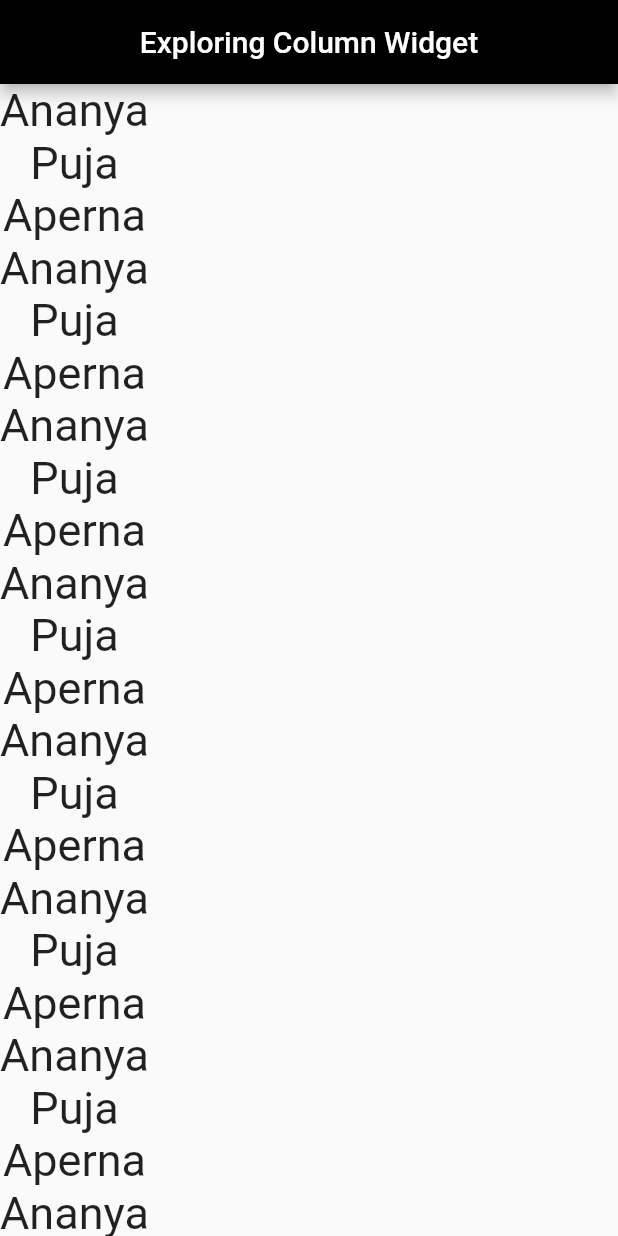
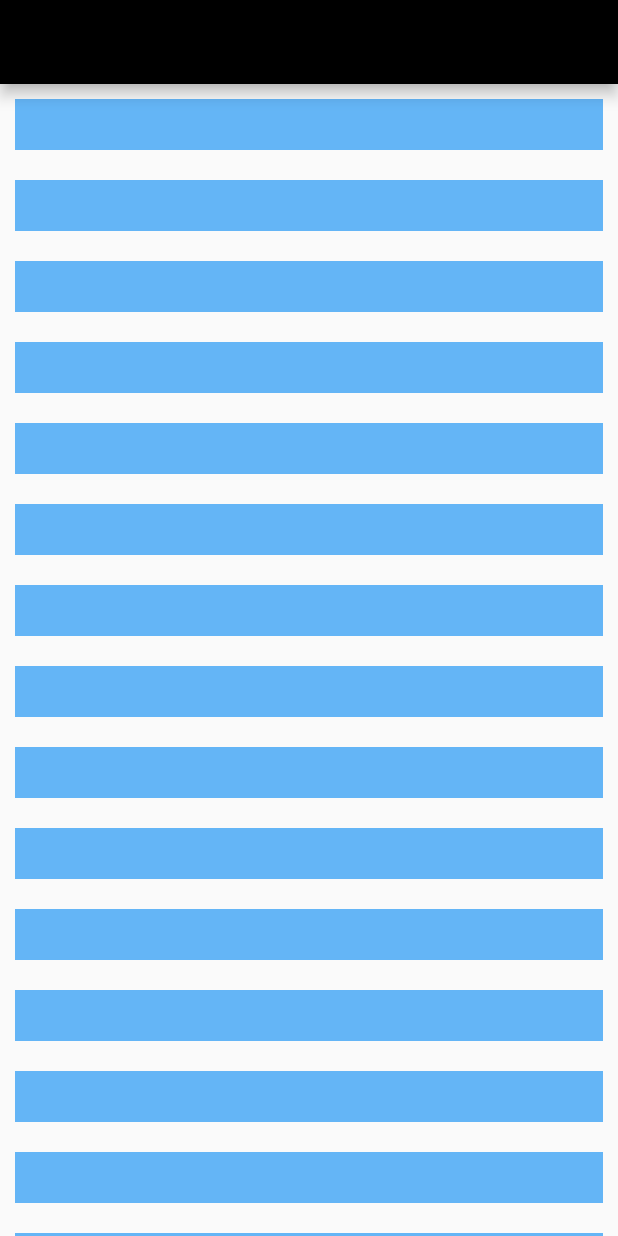
Before and after one commit to AnanyaSamanta09/flutter_widgets, a Flutter app: the screen it shows after launch, on a phone screen of 412 x 824 dp. Run offline on Flutter 3.47's test engine with Material 2 defaults, Android fonts, the phone set to English and light mode, and no system bars.

Commit message:
Use of ListViewBuilder

```diff
--- a/lib/main.dart
+++ b/lib/main.dart
@@ -2,6 +2,8 @@ import 'package:flutter/material.dart';
 import 'package:flutter_widgets/screens/cardScreen.dart';
 import 'package:flutter_widgets/screens/clip.dart';
 import 'package:flutter_widgets/screens/column_widget.dart';
+import 'package:flutter_widgets/screens/listBuilder_Screen.dart';
+import 'package:flutter_widgets/screens/listView.dart';
 import 'package:flutter_widgets/screens/row_widget.dart';
 
 void main(){
@@ -13,6 +15,6 @@ class MyApp extends StatelessWidget {
 
   @override
   Widget build(BuildContext context) {
-    return MaterialApp(home: ColumnWidget(),debugShowCheckedModeBanner: false,);
+    return MaterialApp(home: ListViewBuilderScreen(),debugShowCheckedModeBanner: false,);
   }
 }
--- a/lib/screens/column_widget.dart
+++ b/lib/screens/column_widget.dart
@@ -8,7 +8,7 @@ class ColumnWidget extends StatelessWidget {
     return Scaffold(
       appBar: AppBar(title: Text("Exploring Column Widget"),centerTitle: true,
           backgroundColor: Colors.black),
-      body: SingleChildScrollView( //SingleChildSCrollView() is used for making the screen scroll view
+      body: SingleChildScrollView( //SingleChildSCrollView is used for making the screen scroll view
         child: Column(
           mainAxisAlignment: MainAxisAlignment.start,
           children: [
--- /dev/null
+++ b/lib/screens/listBuilder_Screen.dart
@@ -0,0 +1,28 @@
+import 'package:flutter/material.dart';
+
+class ListViewBuilderScreen extends StatelessWidget {
+  customUI() {
+    return Container(
+      height: 34,
+      color: Colors.blue.shade300,
+    );
+  }
+
+  @override
+  Widget build(BuildContext context) {
+    return Scaffold(
+      appBar: AppBar(
+        backgroundColor: Colors.black,
+      ),
+      body: ListView.builder(
+        itemBuilder: (context, index) {
+          return Padding(
+            padding: EdgeInsets.all(10),
+            child: customUI(),
+          );
+        },
+        itemCount: 20,
+      ),
+    );
+  }
+}
```
Also changed, not shown: lib/screens/listView.dart (added, +50 -0 lines).
